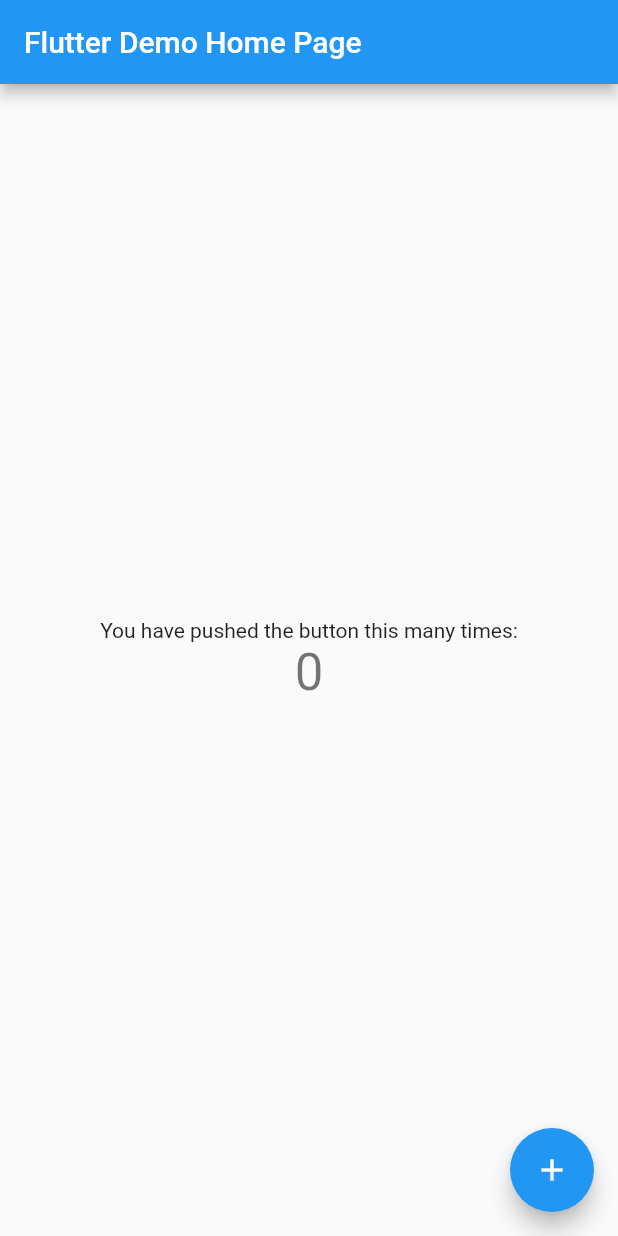
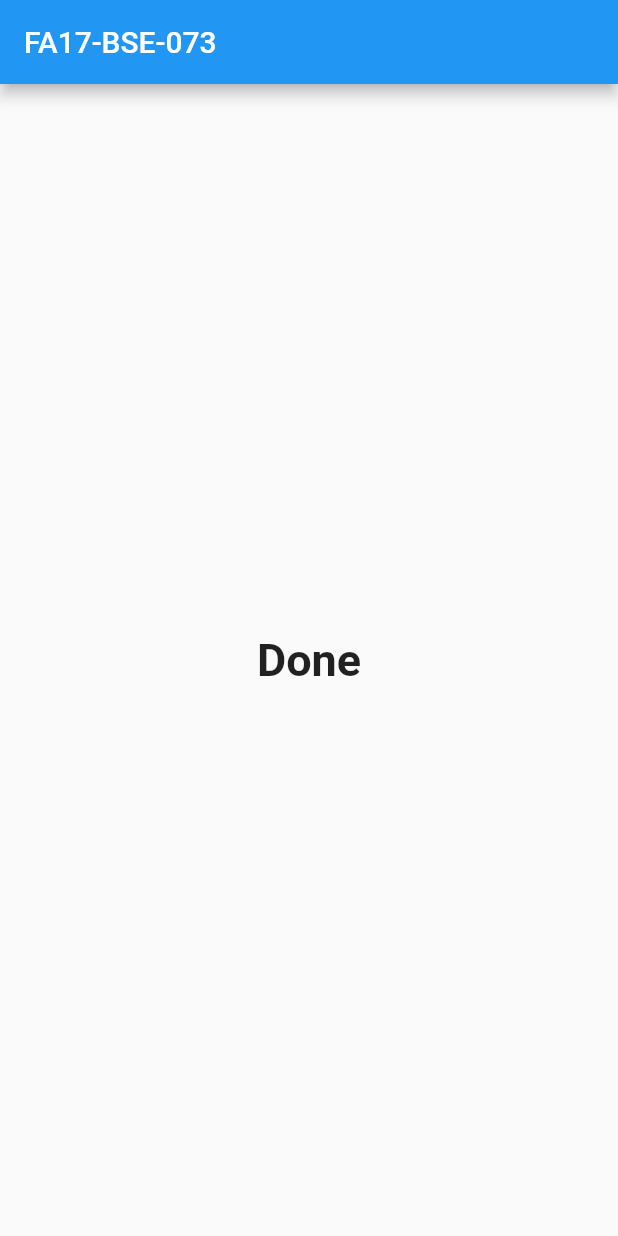
Before and after one commit to salehanoor644/fa17_bse_0073, a Flutter app: the screen it shows after launch, on a phone screen of 412 x 824 dp. Run offline on Flutter 3.47's test engine with Material 2 defaults, Android fonts, the phone set to English and light mode, and no system bars; our stand-ins replace splashscreen; network calls fail.

Commit message:
commit 1 in main.dart

```diff
--- a/lib/main.dart
+++ b/lib/main.dart
@@ -1,117 +1,54 @@
 import 'package:flutter/material.dart';
-
-void main() {
-  runApp(MyApp());
+import 'package:splashscreen/splashscreen.dart';
+void main(){
+  runApp(new MaterialApp(
+    home: new MyApp(),
+  ));
 }
 
-class MyApp extends StatelessWidget {
-  // This widget is the root of your application.
+
+class MyApp extends StatefulWidget {
+  @override
+  _MyAppState createState() => new _MyAppState();
+}
+
+class _MyAppState extends State<MyApp> {
   @override
   Widget build(BuildContext context) {
-    return MaterialApp(
-      title: 'Flutter Demo',
-      theme: ThemeData(
-        // This is the theme of your application.
-        //
-        // Try running your application with "flutter run". You'll see the
-        // application has a blue toolbar. Then, without quitting the app, try
-        // changing the primarySwatch below to Colors.green and then invoke
-        // "hot reload" (press "r" in the console where you ran "flutter run",
-        // or simply save your changes to "hot reload" in a Flutter IDE).
-        // Notice that the counter didn't reset back to zero; the application
-        // is not restarted.
-        primarySwatch: Colors.blue,
-        // This makes the visual density adapt to the platform that you run
-        // the app on. For desktop platforms, the controls will be smaller and
-        // closer together (more dense) than on mobile platforms.
-        visualDensity: VisualDensity.adaptivePlatformDensity,
-      ),
-      home: MyHomePage(title: 'Flutter Demo Home Page'),
+    return new SplashScreen(
+        seconds: 14,
+        navigateAfterSeconds: new AfterSplash(),
+        title: new Text('Saleha noor',
+          style: new TextStyle(
+              fontWeight: FontWeight.bold,
+              fontSize: 50.0
+          ),),
+        image: new Image.network('https://i.imgur.com/TyCSG9A.png'),
+        backgroundColor: Colors.blue,
+        styleTextUnderTheLoader: new TextStyle(),
+        photoSize: 100.0,
+        onClick: ()=>print("Flutter Egypt"),
+        loaderColor: Colors.pinkAccent
     );
   }
 }
 
-class MyHomePage extends StatefulWidget {
-  MyHomePage({Key key, this.title}) : super(key: key);
-
-  // This widget is the home page of your application. It is stateful, meaning
-  // that it has a State object (defined below) that contains fields that affect
-  // how it looks.
-
-  // This class is the configuration for the state. It holds the values (in this
-  // case the title) provided by the parent (in this case the App widget) and
-  // used by the build method of the State. Fields in a Widget subclass are
-  // always marked "final".
-
-  final String title;
-
-  @override
-  _MyHomePageState createState() => _MyHomePageState();
-}
-
-class _MyHomePageState extends State<MyHomePage> {
-  int _counter = 0;
-
-  void _incrementCounter() {
-    setState(() {
-      // This call to setState tells the Flutter framework that something has
-      // changed in this State, which causes it to rerun the build method below
-      // so that the display can reflect the updated values. If we changed
-      // _counter without calling setState(), then the build method would not be
-      // called again, and so nothing would appear to happen.
-      _counter++;
-    });
-  }
-
+class AfterSplash extends StatelessWidget {
   @override
   Widget build(BuildContext context) {
-    // This method is rerun every time setState is called, for instance as done
-    // by the _incrementCounter method above.
-    //
-    // The Flutter framework has been optimized to make rerunning build methods
-    // fast, so that you can just rebuild anything that needs updating rather
-    // than having to individually change instances of widgets.
-    return Scaffold(
-      appBar: AppBar(
-        // Here we take the value from the MyHomePage object that was created by
-        // the App.build method, and use it to set our appbar title.
-        title: Text(widget.title),
+    return new Scaffold(
+      appBar: new AppBar(
+          title: new Text("FA17-BSE-073"),
+          automaticallyImplyLeading: false
       ),
-      body: Center(
-        // Center is a layout widget. It takes a single child and positions it
-        // in the middle of the parent.
-        child: Column(
-          // Column is also a layout widget. It takes a list of children and
-          // arranges them vertically. By default, it sizes itself to fit its
-          // children horizontally, and tries to be as tall as its parent.
-          //
-          // Invoke "debug painting" (press "p" in the console, choose the
-          // "Toggle Debug Paint" action from the Flutter Inspector in Android
-          // Studio, or the "Toggle Debug Paint" command in Visual Studio Code)
-          // to see the wireframe for each widget.
-          //
-          // Column has various properties to control how it sizes itself and
-          // how it positions its children. Here we use mainAxisAlignment to
-          // center the children vertically; the main axis here is the vertical
-          // axis because Columns are vertical (the cross axis would be
-          // horizontal).
-          mainAxisAlignment: MainAxisAlignment.center,
-          children: <Widget>[
-            Text(
-              'You have pushed the button this many times:',
-            ),
-            Text(
-              '$_counter',
-              style: Theme.of(context).textTheme.headline4,
-            ),
-          ],
-        ),
+      body: new Center(
+        child: new Text("Done",
+          style: new TextStyle(
+              fontWeight: FontWeight.bold,
+              fontSize: 30.0
+          ),),
+
       ),
-      floatingActionButton: FloatingActionButton(
-        onPressed: _incrementCounter,
-        tooltip: 'Increment',
-        child: Icon(Icons.add),
-      ), // This trailing comma makes auto-formatting nicer for build methods.
     );
   }
 }
--- a/pubspec.yaml
+++ b/pubspec.yaml
@@ -23,6 +23,7 @@ environment:
 dependencies:
   flutter:
     sdk: flutter
+  splashscreen:
 
 
   # The following adds the Cupertino Icons font to your application.
```
Also changed, not shown: lib/splash_screen.dart (added), pubspec.lock.
